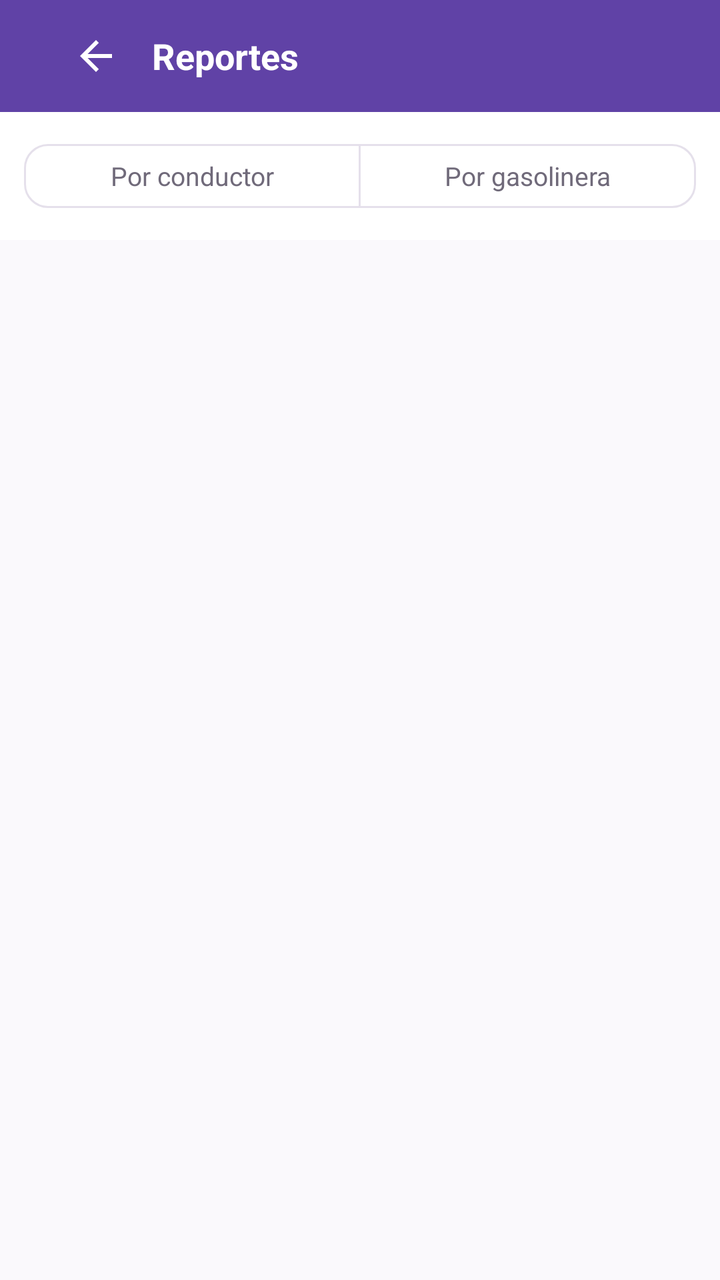
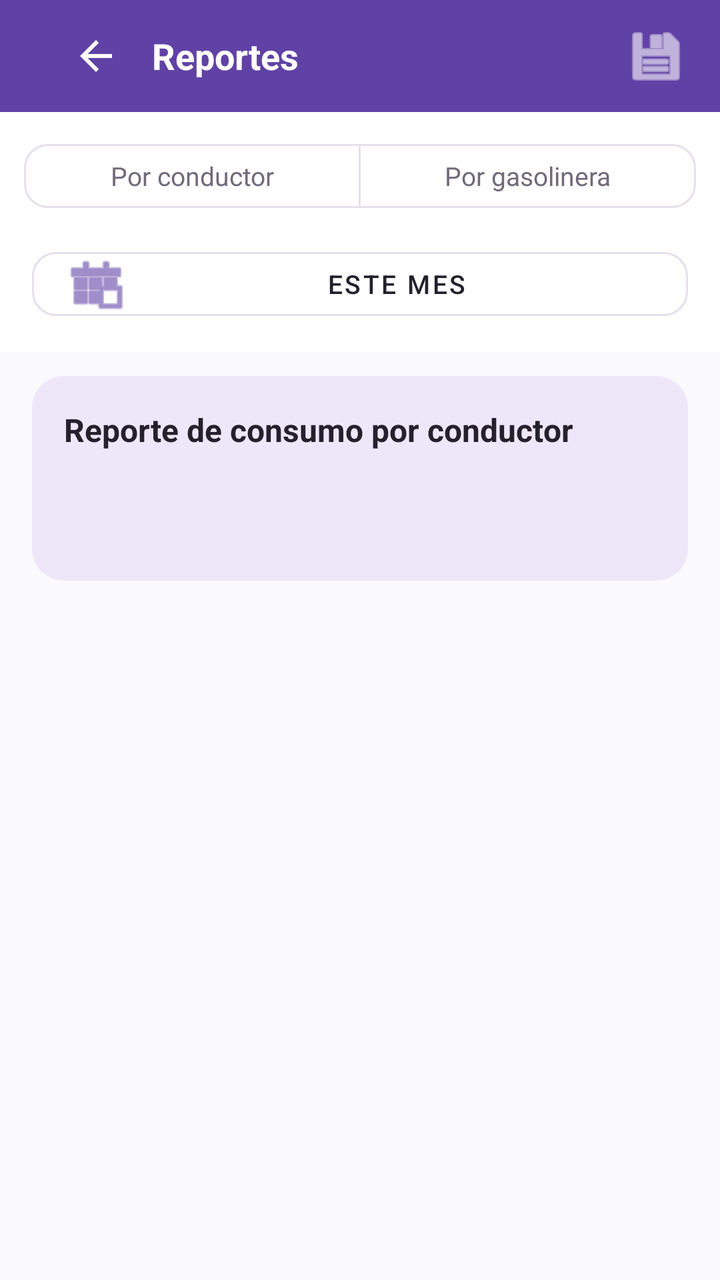

Two renders of the same Android screen: before a commit and after it. Below are the layout's source before the change and the commit's diff.
<!-- AndroidManifest.xml: application theme Theme.ApiMovil -->
<!-- res/layout/fragment_reportes.xml -->
<?xml version="1.0" encoding="utf-8"?>
<LinearLayout xmlns:android="http://schemas.android.com/apk/res/android"
    xmlns:app="http://schemas.android.com/apk/res-auto"
    android:layout_width="match_parent"
    android:layout_height="match_parent"
    android:background="@color/fondo"
    android:orientation="vertical">

    <com.google.android.material.appbar.AppBarLayout
        android:layout_width="match_parent"
        android:layout_height="wrap_content"
        app:elevation="0dp">

        <com.google.android.material.appbar.MaterialToolbar
            android:layout_width="match_parent"
            android:layout_height="?attr/actionBarSize"
            android:background="?attr/colorPrimary">

            <LinearLayout
                android:layout_width="match_parent"
                android:layout_height="wrap_content"
                android:gravity="center_vertical"
                android:orientation="horizontal"
                android:paddingHorizontal="12dp">

                <ImageButton
                    android:id="@+id/btnVolver"
                    android:layout_width="40dp"
                    android:layout_height="40dp"
                    android:background="?attr/selectableItemBackgroundBorderless"
                    android:contentDescription="@string/volver"
                    android:src="@drawable/ic_back"
                    app:tint="@color/blanco" />

                <TextView
                    android:layout_width="wrap_content"
                    android:layout_height="wrap_content"
                    android:layout_marginStart="8dp"
                    android:text="@string/reportes"
                    android:textColor="@color/blanco"
                    android:textSize="18sp"
                    android:textStyle="bold" />
            </LinearLayout>

        </com.google.android.material.appbar.MaterialToolbar>
    </com.google.android.material.appbar.AppBarLayout>

    <com.google.android.material.button.MaterialButtonToggleGroup
        android:id="@+id/toggleReporte"
        android:layout_width="match_parent"
        android:layout_height="wrap_content"
        android:background="@color/blanco"
        android:padding="12dp"
        app:singleSelection="true">

        <com.google.android.material.button.MaterialButton
            android:id="@+id/btnPorConductor"
            style="@style/Widget.Material3.Button.OutlinedButton"
            android:layout_width="0dp"
            android:layout_height="40dp"
            android:layout_weight="1"
            android:text="@string/por_conductor"
            android:textColor="@color/selector_toggle_button_text"
            android:textSize="13sp"
            app:backgroundTint="@color/selector_toggle_button_bg"
            app:cornerRadius="12dp"
            app:strokeColor="@color/borde" />

        <com.google.android.material.button.MaterialButton
            android:id="@+id/btnPorGasolinera"
            style="@style/Widget.Material3.Button.OutlinedButton"
            android:layout_width="0dp"
            android:layout_height="40dp"
            android:layout_weight="1"
            android:text="@string/por_gasolinera"
            android:textColor="@color/selector_toggle_button_text"
            android:textSize="13sp"
            app:backgroundTint="@color/selector_toggle_button_bg"
            app:cornerRadius="12dp"
            app:strokeColor="@color/borde" />

    </com.google.android.material.button.MaterialButtonToggleGroup>

    <FrameLayout
        android:layout_width="match_parent"
        android:layout_height="0dp"
        android:layout_weight="1">

        <androidx.recyclerview.widget.RecyclerView
            android:id="@+id/recycler"
            android:layout_width="match_parent"
            android:layout_height="match_parent"
            android:clipToPadding="false"
            android:paddingHorizontal="20dp"
            android:paddingTop="16dp"
            android:paddingBottom="88dp" />

        <ProgressBar
            android:id="@+id/progress"
            android:layout_width="40dp"
            android:layout_height="40dp"
            android:layout_gravity="center"
            android:visibility="gone" />

        <TextView
            android:id="@+id/textError"
            android:layout_width="wrap_content"
            android:layout_height="wrap_content"
            android:layout_gravity="center"
            android:accessibilityLiveRegion="polite"
            android:textColor="@color/estado_vencida"
            android:textSize="14sp"
            android:visibility="gone" />
    </FrameLayout>

</LinearLayout>
<!-- resources referenced by this layout -->
<resources>
  <color name="blanco">#FFFFFF</color>
  <color name="borde">#E5E0EB</color>
  <color name="estado_vencida">#C62828</color>
  <color name="fondo">#FAF9FC</color>
  <!-- drawable ic_back (drawable) -->
  <?xml version="1.0" encoding="utf-8"?>
  <vector xmlns:android="http://schemas.android.com/apk/res/android"
      android:width="24dp" android:height="24dp"
      android:viewportWidth="24" android:viewportHeight="24">
      <path android:fillColor="#24212D"
          android:pathData="M20,11H7.83l5.59,-5.59L12,4l-8,8 8,8 1.41,-1.41L7.83,13H20v-2z" />
  </vector>
  <string name="por_conductor">Por conductor</string>
  <string name="por_gasolinera">Por gasolinera</string>
  <string name="reportes">Reportes</string>
  <string name="volver">Volver</string>
  <style name="Theme.ApiMovil" parent="Theme.MaterialComponents.DayNight.NoActionBar">
          <item name="colorPrimary">@color/marca</item>
          <item name="colorPrimaryVariant">@color/marca_oscuro</item>
          <item name="colorOnPrimary">@color/blanco</item>
          <item name="colorSecondary">@color/marca_claro</item>
          <item name="colorOnSecondary">@color/texto_principal</item>
          <item name="android:windowBackground">@color/fondo</item>
          <item name="android:statusBarColor">@color/marca_oscuro</item>
      </style>
  <color name="marca">#6042A6</color>
  <color name="marca_oscuro">#342052</color>
  <color name="marca_claro">#EEE7FA</color>
  <color name="texto_principal">#24212D</color>
</resources>

<!-- the commit's change to res/layout/fragment_reportes.xml (unified diff, before → after) -->
@@ -33,13 +33,23 @@
                     app:tint="@color/blanco" />
 
                 <TextView
-                    android:layout_width="wrap_content"
-                    android:layout_height="wrap_content"
+                    android:layout_width="0dp"
+                    android:layout_height="wrap_content"
+                    android:layout_weight="1"
                     android:layout_marginStart="8dp"
                     android:text="@string/reportes"
                     android:textColor="@color/blanco"
                     android:textSize="18sp"
                     android:textStyle="bold" />
+
+                <ImageButton
+                    android:id="@+id/btnExportarPdf"
+                    android:layout_width="40dp"
+                    android:layout_height="40dp"
+                    android:background="?attr/selectableItemBackgroundBorderless"
+                    android:contentDescription="@string/exportar_pdf"
+                    android:src="@android:drawable/ic_menu_save"
+                    app:tint="@color/blanco" />
             </LinearLayout>
 
         </com.google.android.material.appbar.MaterialToolbar>
@@ -81,19 +91,93 @@
 
     </com.google.android.material.button.MaterialButtonToggleGroup>
 
+    <LinearLayout
+        android:layout_width="match_parent"
+        android:layout_height="wrap_content"
+        android:background="@color/blanco"
+        android:paddingHorizontal="16dp"
+        android:paddingBottom="12dp">
+
+        <com.google.android.material.button.MaterialButton
+            android:id="@+id/btnPeriodo"
+            style="@style/Widget.MaterialComponents.Button.OutlinedButton"
+            android:layout_width="match_parent"
+            android:layout_height="44dp"
+            android:text="Este mes"
+            android:textColor="@color/texto_principal"
+            android:textSize="13sp"
+            app:icon="@android:drawable/ic_menu_today"
+            app:iconTint="@color/marca"
+            app:cornerRadius="12dp"
+            app:strokeColor="@color/borde" />
+    </LinearLayout>
+
     <FrameLayout
         android:layout_width="match_parent"
         android:layout_height="0dp"
         android:layout_weight="1">
 
-        <androidx.recyclerview.widget.RecyclerView
-            android:id="@+id/recycler"
+        <LinearLayout
             android:layout_width="match_parent"
             android:layout_height="match_parent"
-            android:clipToPadding="false"
-            android:paddingHorizontal="20dp"
-            android:paddingTop="16dp"
-            android:paddingBottom="88dp" />
+            android:orientation="vertical"
+            android:paddingHorizontal="16dp"
+            android:paddingTop="12dp">
+
+            <LinearLayout
+                android:id="@+id/cardResumen"
+                android:layout_width="match_parent"
+                android:layout_height="wrap_content"
+                android:layout_marginBottom="12dp"
+                android:background="@drawable/bg_tarjeta_info"
+                android:orientation="vertical"
+                android:padding="16dp">
+
+                <TextView
+                    android:id="@+id/textTituloReporte"
+                    android:layout_width="match_parent"
+                    android:layout_height="wrap_content"
+                    android:text="@string/reporte_consumo_conductor"
+                    android:textColor="@color/texto_principal"
+                    android:textSize="16sp"
+                    android:textStyle="bold" />
+
+                <TextView
+                    android:id="@+id/textSubtituloPeriodo"
+                    android:layout_width="match_parent"
+                    android:layout_height="wrap_content"
+                    android:layout_marginTop="4dp"
+                    android:textColor="@color/texto_secundario"
+                    android:textSize="13sp" />
+
+                <TextView
+                    android:id="@+id/textTotalesGenerales"
+                    android:layout_width="match_parent"
+                    android:layout_height="wrap_content"
+                    android:layout_marginTop="8dp"
+                    android:textColor="@color/marca_oscuro"
+                    android:textSize="14sp"
+                    android:textStyle="bold" />
+            </LinearLayout>
+
+            <androidx.recyclerview.widget.RecyclerView
+                android:id="@+id/recycler"
+                android:layout_width="match_parent"
+                android:layout_height="match_parent"
+                android:clipToPadding="false"
+                android:paddingBottom="88dp" />
+        </LinearLayout>
+
+        <TextView
+            android:id="@+id/textSinResultados"
+            android:layout_width="wrap_content"
+            android:layout_height="wrap_content"
+            android:layout_gravity="center"
+            android:gravity="center"
+            android:text="@string/no_hay_ordenes_periodo"
+            android:textColor="@color/texto_secundario"
+            android:textSize="14sp"
+            android:visibility="gone" />
 
         <ProgressBar
             android:id="@+id/progress"
<!-- resource entries referenced after the edit -->
@@ -12,8 +12,11 @@
       <path android:fillColor="#24212D"
           android:pathData="M20,11H7.83l5.59,-5.59L12,4l-8,8 8,8 1.41,-1.41L7.83,13H20v-2z" />
   </vector>
+  <string name="exportar_pdf">Exportar PDF</string>
+  <string name="no_hay_ordenes_periodo">No hay órdenes completadas en este periodo</string>
   <string name="por_conductor">Por conductor</string>
   <string name="por_gasolinera">Por gasolinera</string>
+  <string name="reporte_consumo_conductor">Reporte de consumo por conductor</string>
   <string name="reportes">Reportes</string>
   <string name="volver">Volver</string>
   <style name="Theme.ApiMovil" parent="Theme.MaterialComponents.DayNight.NoActionBar">
@@ -29,5 +32,12 @@
   <color name="marca_oscuro">#342052</color>
   <color name="marca_claro">#EEE7FA</color>
   <color name="texto_principal">#24212D</color>
+  <color name="texto_secundario">#706A7A</color>
+  <!-- drawable bg_tarjeta_info (drawable) -->
+  <?xml version="1.0" encoding="utf-8"?>
+  <shape xmlns:android="http://schemas.android.com/apk/res/android" android:shape="rectangle">
+      <solid android:color="@color/marca_claro" />
+      <corners android:radius="16dp" />
+  </shape>
 </resources>
 
